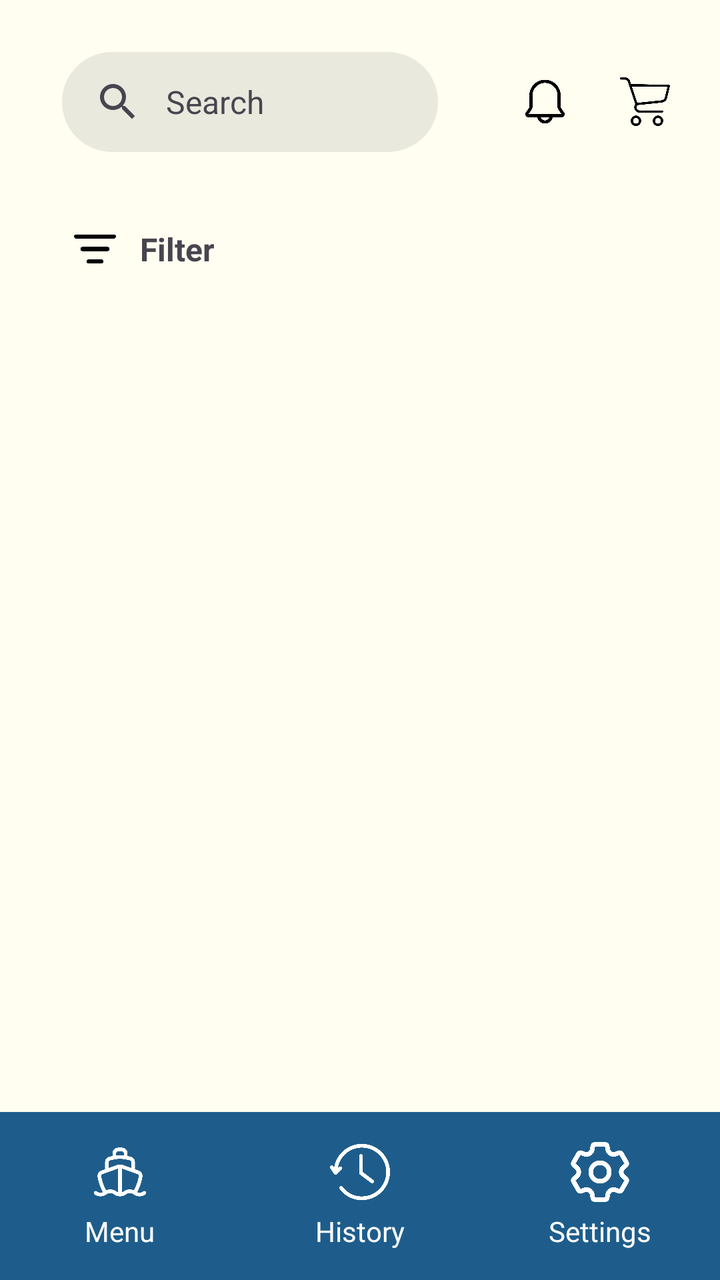
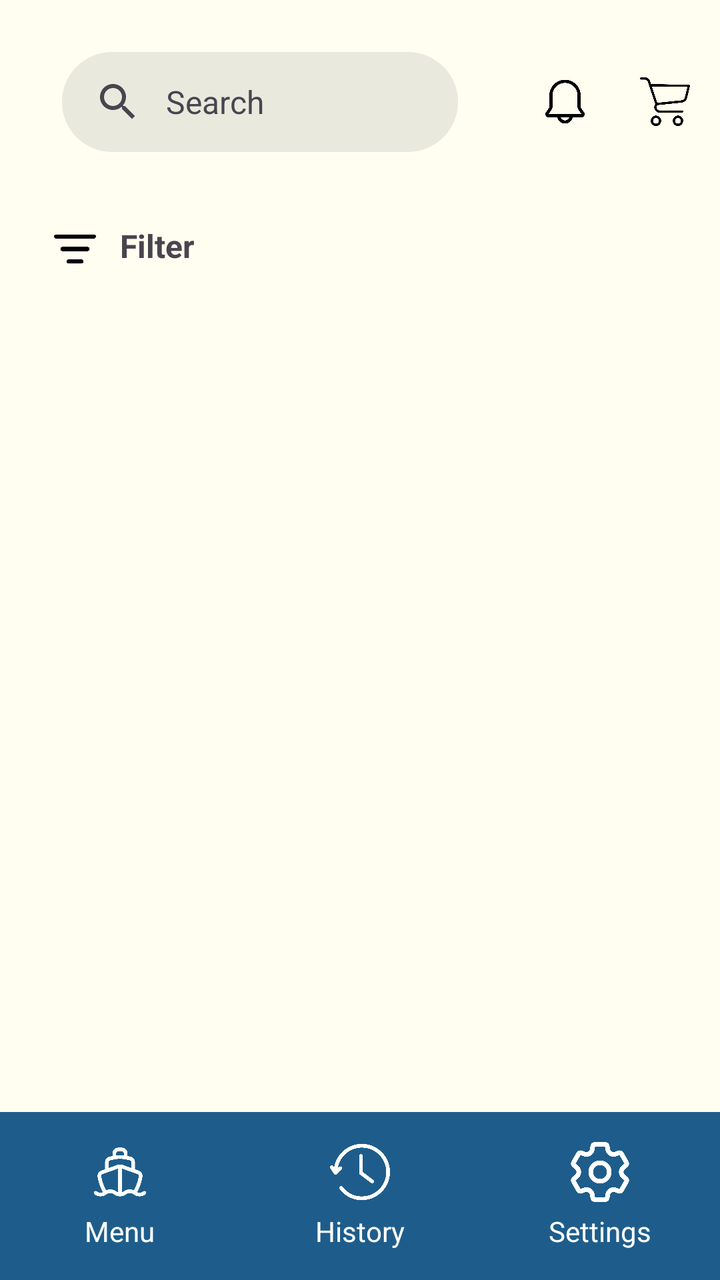

An Android layout rendered at two revisions. The XML below is the earlier revision; the diff shows what the commit changed to produce the second picture.
<!-- AndroidManifest.xml: application theme Theme.ShipEatsCustomer -->
<!-- res/layout/activity_c3_menu_page.xml -->
<?xml version="1.0" encoding="utf-8"?>
<LinearLayout
    xmlns:android="http://schemas.android.com/apk/res/android"
    xmlns:tools="http://schemas.android.com/tools"
    xmlns:app="http://schemas.android.com/apk/res-auto"
    android:id="@+id/main"
    android:layout_width="match_parent"
    android:layout_height="match_parent"
    android:background="#FFFEF0"
    android:orientation="vertical"
    tools:context=".C3_Menu_Page">

  <LinearLayout
      android:layout_width="match_parent"
      android:layout_height="wrap_content"
      android:orientation="horizontal"
      android:gravity="center_vertical"
      android:paddingHorizontal="15dp"
      android:paddingVertical="10dp">

    <com.google.android.material.search.SearchBar
        android:id="@+id/search_bar"
        android:layout_width="0dp"
        android:layout_height="50dp"
        android:layout_weight="1"
        android:backgroundTint="#E9E9DE"
        android:hint="Search"
        app:navigationIcon="@null"/>

    <ImageView
        android:id="@+id/notification_icon"
        android:layout_width="25dp"
        android:layout_height="25dp"
        android:layout_marginStart="25dp"
        android:src="@drawable/notification_icon"
        android:contentDescription="Notifications" />

    <ImageView
        android:id="@+id/shopping_cart_icon"
        android:layout_width="25dp"
        android:layout_height="25dp"
        android:layout_marginStart="25dp"
        android:layout_marginEnd="10dp"
        android:src="@drawable/shopping_cart"
        android:contentDescription="Cart" />
  </LinearLayout>

  <ScrollView
      android:layout_width="match_parent"
      android:layout_height="0dp"
      android:layout_weight="1">
    <LinearLayout
        android:layout_width="match_parent"
        android:layout_height="match_parent"
        android:layout_marginHorizontal="10dp"
        android:orientation="vertical">
      
      <LinearLayout
          android:layout_width="wrap_content"
          android:layout_height="wrap_content"
          android:gravity="center_vertical"
          android:layout_marginHorizontal="25dp"
          android:layout_marginVertical="10dp"
          android:orientation="horizontal"
          android:id="@+id/filter_icon">
        <ImageView
            android:layout_width="25dp"
            android:layout_height="25dp"
            android:layout_marginRight="10dp"
            android:src="@drawable/filter_icon"/>
        <TextView
            android:layout_width="wrap_content"
            android:layout_height="wrap_content"
            android:textStyle="bold"
            android:textSize="16sp"
            android:text="Filter"/>
      </LinearLayout>

      
      <LinearLayout
          android:layout_width="match_parent"
          android:layout_height="wrap_content"
          android:orientation="vertical"
          android:id="@+id/food_card_container">
      </LinearLayout>

    </LinearLayout>
  </ScrollView>
  <include
    layout="@layout/customer_footer_nav_bar"
    android:layout_width="match_parent"
    android:layout_height="wrap_content"/>
</LinearLayout>
<!-- res/layout/customer_footer_nav_bar.xml (included above) -->
<?xml version="1.0" encoding="utf-8"?>
<LinearLayout
    xmlns:android="http://schemas.android.com/apk/res/android"
    xmlns:app="http://schemas.android.com/apk/res-auto"
    android:layout_width="match_parent"
    android:layout_height="wrap_content"
    android:background="#1E5D8B"
    android:orientation="horizontal"
    android:paddingVertical="15dp"
    android:weightSum="3">

    <LinearLayout
        android:id="@+id/menu_nav"
        android:layout_width="0dp"
        android:layout_height="wrap_content"
        android:layout_weight="1"
        android:clickable="true"
        android:focusable="true"
        android:foreground="?attr/selectableItemBackground"
        android:gravity="center"
        android:orientation="vertical">

        <ImageView
            android:layout_width="30dp"
            android:layout_height="30dp"
            android:layout_marginBottom="5dp"
            android:src="@drawable/ship_icon"
            app:tint="@color/white"
            android:id="@+id/menu_icon"/>

        <TextView
            android:layout_width="wrap_content"
            android:layout_height="wrap_content"
            android:text="Menu"
            android:textColor="@color/white"
            android:textSize="14sp"
            android:id="@+id/menu_text"/>
    </LinearLayout>

    <LinearLayout
        android:id="@+id/history_nav"
        android:layout_width="0dp"
        android:layout_height="wrap_content"
        android:layout_weight="1"
        android:clickable="true"
        android:focusable="true"
        android:foreground="?attr/selectableItemBackground"
        android:gravity="center"
        android:orientation="vertical">

        <ImageView
            android:layout_width="30dp"
            android:layout_height="30dp"
            android:layout_marginBottom="5dp"
            android:src="@drawable/history_icon"
            app:tint="@color/white"
            android:id="@+id/history_icon"/>

        <TextView
            android:layout_width="wrap_content"
            android:layout_height="wrap_content"
            android:text="History"
            android:textColor="@color/white"
            android:textSize="14sp"
            android:id="@+id/history_text"/>
    </LinearLayout>

    <LinearLayout
        android:id="@+id/settings_nav"
        android:layout_width="0dp"
        android:layout_height="wrap_content"
        android:layout_weight="1"
        android:clickable="true"
        android:focusable="true"
        android:foreground="?attr/selectableItemBackground"
        android:gravity="center"
        android:orientation="vertical">

        <ImageView
            android:layout_width="30dp"
            android:layout_height="30dp"
            android:layout_marginBottom="5dp"
            android:src="@drawable/setting_icon"
            app:tint="@color/white"
            android:id="@+id/settings_icon"/>

        <TextView
            android:layout_width="wrap_content"
            android:layout_height="wrap_content"
            android:text="Settings"
            android:textColor="@color/white"
            android:textSize="14sp"
            android:id="@+id/settings_text"/>
    </LinearLayout>

</LinearLayout>
<!-- resources referenced by this layout -->
<resources>
  <color name="white">#FFFFFFFF</color>
  <!-- drawable filter_icon: png bitmap (drawable, 3537 bytes) -->
  <!-- drawable history_icon: png bitmap (drawable, 14436 bytes) -->
  <!-- drawable notification_icon: png bitmap (drawable, 9607 bytes) -->
  <!-- drawable setting_icon: png bitmap (drawable, 19182 bytes) -->
  <!-- drawable ship_icon: png bitmap (drawable, 13028 bytes) -->
  <!-- drawable shopping_cart: png bitmap (drawable, 14590 bytes) -->
  <style name="Theme.ShipEatsCustomer" parent="Base.Theme.ShipEatsCustomer" />
  <style name="Base.Theme.ShipEatsCustomer" parent="Theme.Material3.DayNight.NoActionBar">
          
          
      </style>
</resources>

<!-- the commit's change to res/layout/activity_c3_menu_page.xml (unified diff, before → after) -->
@@ -1,96 +1,114 @@
 <?xml version="1.0" encoding="utf-8"?>
-<LinearLayout
+<androidx.drawerlayout.widget.DrawerLayout
     xmlns:android="http://schemas.android.com/apk/res/android"
     xmlns:tools="http://schemas.android.com/tools"
     xmlns:app="http://schemas.android.com/apk/res-auto"
-    android:id="@+id/main"
+    android:id="@+id/drawer_layout"
     android:layout_width="match_parent"
     android:layout_height="match_parent"
-    android:background="#FFFEF0"
-    android:orientation="vertical"
     tools:context=".C3_Menu_Page">
 
   <LinearLayout
       android:layout_width="match_parent"
-      android:layout_height="wrap_content"
-      android:orientation="horizontal"
-      android:gravity="center_vertical"
-      android:paddingHorizontal="15dp"
-      android:paddingVertical="10dp">
-
-    <com.google.android.material.search.SearchBar
-        android:id="@+id/search_bar"
-        android:layout_width="0dp"
-        android:layout_height="50dp"
-        android:layout_weight="1"
-        android:backgroundTint="#E9E9DE"
-        android:hint="Search"
-        app:navigationIcon="@null"/>
-
-    <ImageView
-        android:id="@+id/notification_icon"
-        android:layout_width="25dp"
-        android:layout_height="25dp"
-        android:layout_marginStart="25dp"
-        android:src="@drawable/notification_icon"
-        android:contentDescription="Notifications" />
-
-    <ImageView
-        android:id="@+id/shopping_cart_icon"
-        android:layout_width="25dp"
-        android:layout_height="25dp"
-        android:layout_marginStart="25dp"
-        android:layout_marginEnd="10dp"
-        android:src="@drawable/shopping_cart"
-        android:contentDescription="Cart" />
-  </LinearLayout>
-
-  <ScrollView
-      android:layout_width="match_parent"
-      android:layout_height="0dp"
-      android:layout_weight="1">
+      android:layout_height="match_parent"
+      android:background="#FFFEF0"
+      android:orientation="vertical">
+
     <LinearLayout
         android:layout_width="match_parent"
-        android:layout_height="match_parent"
-        android:layout_marginHorizontal="10dp"
-        android:orientation="vertical">
-      
-      <LinearLayout
-          android:layout_width="wrap_content"
-          android:layout_height="wrap_content"
-          android:gravity="center_vertical"
-          android:layout_marginHorizontal="25dp"
-          android:layout_marginVertical="10dp"
-          android:orientation="horizontal"
-          android:id="@+id/filter_icon">
-        <ImageView
-            android:layout_width="25dp"
-            android:layout_height="25dp"
-            android:layout_marginRight="10dp"
-            android:src="@drawable/filter_icon"/>
-        <TextView
-            android:layout_width="wrap_content"
-            android:layout_height="wrap_content"
-            android:textStyle="bold"
-            android:textSize="16sp"
-            android:text="Filter"/>
-      </LinearLayout>
-
-      
+        android:layout_height="wrap_content"
+        android:orientation="horizontal"
+        android:gravity="center_vertical"
+        android:paddingHorizontal="15dp"
+        android:paddingVertical="10dp">
+        <com.google.android.material.search.SearchBar
+            android:id="@+id/search_bar"
+            android:layout_width="0dp"
+            android:layout_height="50dp"
+            android:layout_weight="1"
+            android:backgroundTint="#E9E9DE"
+            android:hint="Search"
+            android:focusable="true"
+            android:clickable="true"
+            android:inputType="text"
+            android:imeOptions="actionSearch"
+            app:navigationIcon="@null"/>
+      <ImageView
+          android:id="@+id/notification_icon"
+          android:layout_width="25dp"
+          android:layout_height="25dp"
+          android:layout_marginStart="25dp"
+          android:src="@drawable/notification_icon" />
+      <ImageView
+          android:id="@+id/shopping_cart_icon"
+          android:layout_width="25dp"
+          android:layout_height="25dp"
+          android:layout_marginStart="25dp"
+          android:src="@drawable/shopping_cart" />
+    </LinearLayout>
+
+    <ScrollView
+        android:layout_width="match_parent"
+        android:layout_height="0dp"
+        android:layout_weight="1">
       <LinearLayout
           android:layout_width="match_parent"
           android:layout_height="wrap_content"
-          android:orientation="vertical"
-          android:id="@+id/food_card_container">
+          android:orientation="vertical">
+        <LinearLayout
+            android:id="@+id/filter_icon"
+            android:layout_width="wrap_content"
+            android:layout_height="wrap_content"
+            android:layout_marginHorizontal="25dp"
+            android:layout_marginVertical="10dp"
+            android:clickable="true"
+            android:focusable="true">
+          <ImageView
+              android:layout_width="25dp"
+              android:layout_height="25dp"
+              android:layout_marginRight="10dp"
+              android:src="@drawable/filter_icon"/>
+          <TextView
+              android:layout_width="wrap_content"
+              android:layout_height="wrap_content"
+              android:textStyle="bold"
+              android:textSize="16sp"
+              android:text="Filter"/>
+        </LinearLayout>
+        <TextView
+            android:layout_width="wrap_content"
+            android:layout_height="wrap_content"
+            android:layout_gravity="center"
+            android:visibility="gone"
+            android:textColor="#808080"
+            android:textSize="18sp"
+            android:id="@+id/no_menu_text"
+            android:text="There's no menu available"/>
+        <LinearLayout
+            android:id="@+id/food_card_container"
+            android:layout_width="match_parent"
+            android:layout_height="wrap_content"
+            android:orientation="vertical" />
       </LinearLayout>
-
-    </LinearLayout>
-  </ScrollView>
-  <include
-    layout="@layout/customer_footer_nav_bar"
-    android:layout_width="match_parent"
-    android:layout_height="wrap_content"/>
-</LinearLayout>
+    </ScrollView>
+
+    <include layout="@layout/customer_footer_nav_bar" />
+  </LinearLayout>
+
+  <FrameLayout
+      android:id="@+id/filter_drawer_container"
+      android:layout_width="300dp"
+      android:layout_height="match_parent"
+      android:layout_gravity="start"
+      android:background="#FFFFFF"
+      android:clickable="true"
+      android:focusable="true">
+
+    <include layout="@layout/customer_menu_filter_layout" />
+
+  </FrameLayout>
+
+</androidx.drawerlayout.widget.DrawerLayout>
 <!-- res/layout/customer_footer_nav_bar.xml (included above) -->
 <?xml version="1.0" encoding="utf-8"?>
 <LinearLayout
@@ -188,3 +206,246 @@
     </LinearLayout>
 
 </LinearLayout>
+<!-- res/layout/customer_menu_filter_layout.xml (included above) -->
+<?xml version="1.0" encoding="utf-8"?>
+<LinearLayout xmlns:android="http://schemas.android.com/apk/res/android"
+    xmlns:app="http://schemas.android.com/apk/res-auto"
+    android:layout_width="match_parent"
+    android:layout_height="match_parent"
+    android:background="@color/white"
+    android:orientation="vertical"
+    android:paddingStart="20dp">
+
+    <TextView
+        android:id="@+id/close_tab_button"
+        android:layout_width="wrap_content"
+        android:layout_height="wrap_content"
+        android:layout_gravity="end"
+        android:layout_marginHorizontal="20dp"
+        android:layout_marginTop="15dp"
+        android:padding="10dp"
+        android:text="x"
+        android:textColor="#FF0000"
+        android:textSize="28sp"
+        android:textStyle="bold" />
+
+    <ScrollView
+        android:layout_width="match_parent"
+        android:layout_height="0dp"
+        android:layout_weight="1"
+        android:scrollbars="none">
+
+        <LinearLayout
+            android:layout_width="match_parent"
+            android:layout_height="wrap_content"
+            android:orientation="vertical"
+            android:paddingBottom="30dp">
+
+            <TextView
+                android:layout_width="wrap_content"
+                android:layout_height="wrap_content"
+                android:text="Sort by"
+                android:textSize="25sp"
+                android:textStyle="bold"
+                android:textColor="@color/black"/>
+
+            <LinearLayout
+                android:layout_width="match_parent"
+                android:layout_height="wrap_content"
+                android:gravity="center_vertical"
+                android:orientation="horizontal"
+                android:paddingVertical="10dp"
+                android:paddingStart="10dp">
+                <CheckBox
+                    android:id="@+id/quantity_checkbox"
+                    android:layout_width="wrap_content"
+                    android:layout_height="wrap_content"
+                    android:layout_marginEnd="10dp" />
+                <TextView
+                    android:layout_width="wrap_content"
+                    android:layout_height="wrap_content"
+                    android:text="Quantity"
+                    android:textSize="18sp" />
+            </LinearLayout>
+
+            <LinearLayout
+                android:layout_width="match_parent"
+                android:layout_height="wrap_content"
+                android:gravity="center_vertical"
+                android:orientation="horizontal"
+                android:paddingBottom="10dp"
+                android:paddingStart="10dp">
+                <CheckBox
+                    android:id="@+id/ratings_checkbox"
+                    android:layout_width="wrap_content"
+                    android:layout_height="wrap_content"
+                    android:layout_marginEnd="10dp" />
+                <TextView
+                    android:layout_width="wrap_content"
+                    android:layout_height="wrap_content"
+                    android:text="Ratings"
+                    android:textSize="18sp" />
+            </LinearLayout>
+
+            <LinearLayout
+                android:layout_width="match_parent"
+                android:layout_height="wrap_content"
+                android:gravity="center_vertical"
+                android:orientation="horizontal"
+                android:paddingBottom="10dp"
+                android:paddingStart="10dp">
+                <CheckBox
+                    android:id="@+id/pricing_checkbox"
+                    android:layout_width="wrap_content"
+                    android:layout_height="wrap_content"
+                    android:layout_marginEnd="10dp" />
+                <TextView
+                    android:layout_width="wrap_content"
+                    android:layout_height="wrap_content"
+                    android:text="Pricing"
+                    android:textSize="18sp" />
+            </LinearLayout>
+
+            <LinearLayout
+                android:id="@+id/pricing_filter_range"
+                android:layout_width="match_parent"
+                android:layout_height="wrap_content"
+                android:orientation="vertical"
+                android:paddingStart="50dp"
+                android:paddingVertical="10dp">
+
+                <LinearLayout
+                    android:layout_width="wrap_content"
+                    android:layout_height="wrap_content"
+                    android:gravity="center_vertical"
+                    android:layout_marginBottom="10dp">
+                    <TextView
+                        android:layout_width="60dp"
+                        android:layout_height="wrap_content"
+                        android:text="Min"
+                        android:textSize="16sp" />
+                    <com.google.android.material.textfield.TextInputLayout
+                        android:layout_width="120dp"
+                        android:layout_height="wrap_content"
+                        style="@style/Widget.MaterialComponents.TextInputLayout.OutlinedBox">
+                        <com.google.android.material.textfield.TextInputEditText
+                            android:id="@+id/min_price"
+                            android:layout_width="match_parent"
+                            android:layout_height="wrap_content"
+                            android:inputType="numberDecimal"
+                            android:padding="10dp"/>
+                    </com.google.android.material.textfield.TextInputLayout>
+                </LinearLayout>
+
+                <LinearLayout
+                    android:layout_width="wrap_content"
+                    android:layout_height="wrap_content"
+                    android:gravity="center_vertical">
+                    <TextView
+                        android:layout_width="60dp"
+                        android:layout_height="wrap_content"
+                        android:text="Max"
+                        android:textSize="16sp" />
+                    <com.google.android.material.textfield.TextInputLayout
+                        android:layout_width="120dp"
+                        android:layout_height="wrap_content"
+                        style="@style/Widget.MaterialComponents.TextInputLayout.OutlinedBox">
+                        <com.google.android.material.textfield.TextInputEditText
+                            android:id="@+id/max_price"
+                            android:layout_width="match_parent"
+                            android:layout_height="wrap_content"
+                            android:inputType="numberDecimal"
+                            android:padding="10dp"/>
+                    </com.google.android.material.textfield.TextInputLayout>
+                </LinearLayout>
+            </LinearLayout>
+
+            <TextView
+                android:layout_width="wrap_content"
+                android:layout_height="wrap_content"
+                android:layout_marginTop="25dp"
+                android:text="Dietary Restrictions"
+                android:textSize="20sp"
+                android:textStyle="bold"
+                android:textColor="@color/black"/>
+
+            <LinearLayout
+                android:layout_width="match_parent"
+                android:layout_height="wrap_content"
+                android:orientation="vertical"
+                android:paddingStart="10dp"
+                android:paddingTop="10dp">
+
+                <CheckBox android:id="@+id/vegetarian_checkbox" android:layout_width="wrap_content" android:layout_height="wrap_content" android:text="Vegetarian" android:textSize="18sp" android:paddingStart="10dp"/>
+                <CheckBox android:id="@+id/non_vegetarian_checkbox" android:layout_width="wrap_content" android:layout_height="wrap_content" android:text="Non-vegetarian" android:textSize="18sp" android:paddingStart="10dp"/>
+                <CheckBox android:id="@+id/spicy_checkbox" android:layout_width="wrap_content" android:layout_height="wrap_content" android:text="Spicy" android:textSize="18sp" android:paddingStart="10dp"/>
+                <CheckBox android:id="@+id/non_spicy_checkbox" android:layout_width="wrap_content" android:layout_height="wrap_content" android:text="Non-spicy" android:textSize="18sp" android:paddingStart="10dp"/>
+            </LinearLayout>
+
+            <TextView
+                android:layout_width="wrap_content"
+                android:layout_height="wrap_content"
+                android:layout_marginTop="25dp"
+                android:text="Menu"
+                android:textSize="20sp"
+                android:textStyle="bold"
+                android:textColor="@color/black"/>
+
+            <LinearLayout
+                android:layout_width="match_parent"
+                android:layout_height="wrap_content"
+                android:orientation="vertical"
+                android:paddingStart="10dp"
+                android:paddingTop="10dp">
+                <CheckBox android:id="@+id/rice_checkbox" android:layout_width="wrap_content" android:layout_height="wrap_content" android:text="Rice" android:textSize="18sp" android:paddingStart="10dp"/>
+                <CheckBox android:id="@+id/noodles_checkbox" android:layout_width="wrap_content" android:layout_height="wrap_content" android:text="Noodles" android:textSize="18sp" android:paddingStart="10dp"/>
+                <CheckBox android:id="@+id/drinks_checkbox" android:layout_width="wrap_content" android:layout_height="wrap_content" android:text="Drinks" android:textSize="18sp" android:paddingStart="10dp"/>
+            </LinearLayout>
+
+        </LinearLayout>
+    </ScrollView>
+
+    <LinearLayout
+        android:layout_width="match_parent"
+        android:layout_height="wrap_content"
+        android:orientation="horizontal"
+        android:paddingVertical="15dp"
+        android:paddingEnd="20dp"
+        android:background="@color/white"
+        android:elevation="10dp">
+
+        <com.google.android.material.button.MaterialButton
+            android:id="@+id/clear_button"
+            android:layout_width="0dp"
+            android:layout_height="wrap_content"
+            android:layout_weight="1"
+            android:layout_marginEnd="10dp"
+            android:backgroundTint="#F8F9FA"
+            android:textSize="18dp"
+            android:text="Clear"
+            android:textColor="@color/black"
+            app:cornerRadius="12dp"
+            android:insetTop="0dp"
+            android:insetBottom="0dp"
+            android:paddingVertical="12dp"
+            android:elevation="10dp"
+            android:translationZ="5dp"/>
+
+        <com.google.android.material.button.MaterialButton
+            android:id="@+id/apply_button"
+            android:layout_width="0dp"
+            android:layout_height="wrap_content"
+            android:layout_weight="1"
+            android:backgroundTint="#2E86AB"
+            android:textSize="18dp"
+            android:text="Apply"
+            android:textColor="@color/white"
+            app:cornerRadius="12dp"
+            android:insetTop="0dp"
+            android:insetBottom="0dp"
+            android:paddingVertical="12dp"
+            android:elevation="10dp"
+            android:translationZ="5dp"/>
+    </LinearLayout>
+
+</LinearLayout>
<!-- resource entries referenced after the edit -->
@@ -1,5 +1,6 @@
 <!-- resources referenced by this layout -->
 <resources>
+  <color name="black">#FF000000</color>
   <color name="white">#FFFFFFFF</color>
   <!-- drawable filter_icon: png bitmap (drawable, 3537 bytes) -->
   <!-- drawable history_icon: png bitmap (drawable, 14436 bytes) -->
